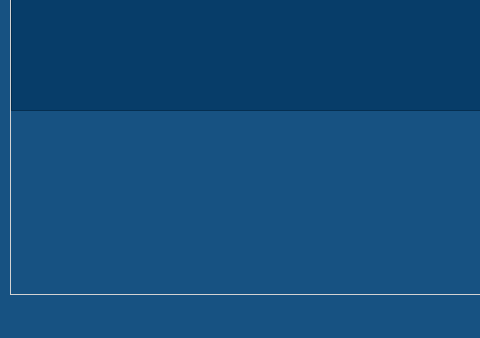
This is MoviePlatformApp/MoviePlatformApp/MovieDashboard.ui in TudiMoldoveanu/MovieRecomendationApp as Qt 5 draws it before an edit; both pictures show x 0 to 480 and y 546 to 884 of the 1344 by 884 pixel window. The edited form follows.
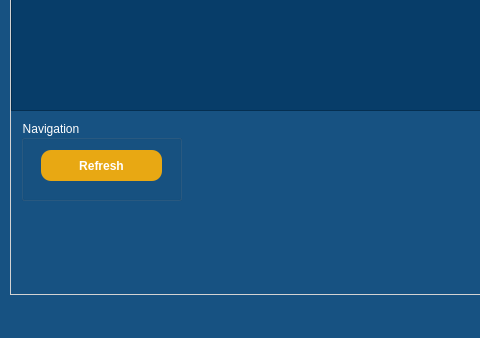
This is the edited form. The open tabs and pages were chosen to show the change. Icons and pictures are not drawn.

Commit message: Retrieved and displayed in separate QTableViews user's wishlisted and watched movies

Diff of the .ui file:
```diff
--- a/MoviePlatformApp/MoviePlatformApp/MovieDashboard.ui
+++ b/MoviePlatformApp/MoviePlatformApp/MovieDashboard.ui
@@ -324,6 +324,32 @@
 }</string>
       </property>
      </widget>
+     <widget class="QGroupBox" name="groupBox_3">
+      <property name="geometry">
+       <rect>
+        <x>10</x>
+        <y>630</y>
+        <width>161</width>
+        <height>81</height>
+       </rect>
+      </property>
+      <property name="title">
+       <string>Navigation</string>
+      </property>
+      <widget class="QPushButton" name="refreshWishlist">
+       <property name="geometry">
+        <rect>
+         <x>20</x>
+         <y>30</y>
+         <width>121</width>
+         <height>31</height>
+        </rect>
+       </property>
+       <property name="text">
+        <string>Refresh</string>
+       </property>
+      </widget>
+     </widget>
     </widget>
     <widget class="QWidget" name="tab_2">
      <attribute name="title">
```
Left out of the diff: 47 changed lines with no effect on the pictures. The commit also changes 5 other files.
